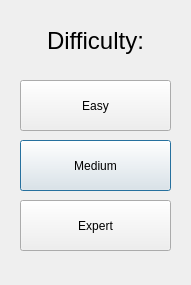
First picture: the form in Sudoku/difficultywindow.ui, repository Akara4ok/Sudoku, before the edit.
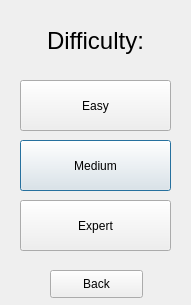
Second picture: the form after the edit.

Diff of the .ui file:
```diff
--- a/Sudoku/difficultywindow.ui
+++ b/Sudoku/difficultywindow.ui
@@ -7,19 +7,19 @@
     <x>0</x>
     <y>0</y>
     <width>191</width>
-    <height>285</height>
+    <height>305</height>
    </rect>
   </property>
   <property name="minimumSize">
    <size>
     <width>191</width>
-    <height>285</height>
+    <height>305</height>
    </size>
   </property>
   <property name="maximumSize">
    <size>
     <width>191</width>
-    <height>285</height>
+    <height>305</height>
    </size>
   </property>
   <property name="windowTitle">
@@ -88,6 +88,19 @@
     <string>Expert</string>
    </property>
   </widget>
+  <widget class="QPushButton" name="pushButton_4">
+   <property name="geometry">
+    <rect>
+     <x>50</x>
+     <y>270</y>
+     <width>93</width>
+     <height>28</height>
+    </rect>
+   </property>
+   <property name="text">
+    <string>Back</string>
+   </property>
+  </widget>
  </widget>
  <resources/>
  <connections/>
```
